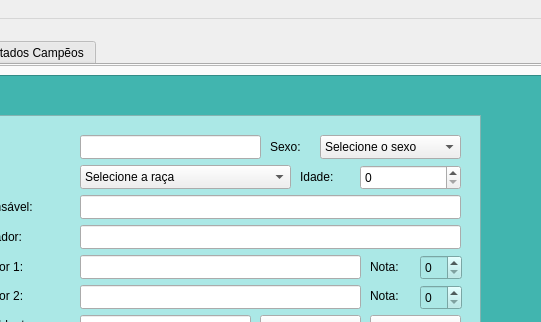
First picture: the form in mainwindow.ui, repository ildja/Projeto-QT-AdestraCAO, before the edit; both pictures show x 98 to 639 and y 0 to 322 of the 1307 by 754 pixel window.
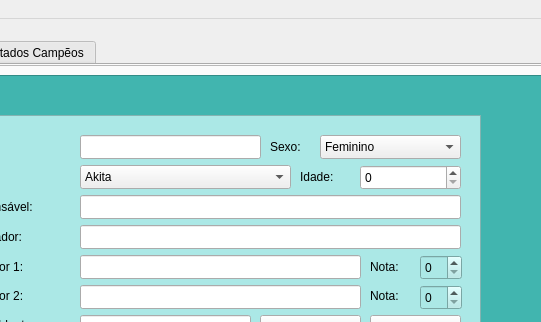
Second picture: the form after the edit. Icons and pictures are not drawn.

The edit to the form file:
```diff
--- a/mainwindow.ui
+++ b/mainwindow.ui
@@ -368,11 +368,6 @@
          <verstretch>0</verstretch>
         </sizepolicy>
        </property>
-       <item>
-        <property name="text">
-         <string>Selecione o sexo</string>
-        </property>
-       </item>
        <item>
         <property name="text">
          <string>Feminino</string>
@@ -413,11 +408,6 @@
        <property name="maxVisibleItems">
         <number>52</number>
        </property>
-       <item>
-        <property name="text">
-         <string>Selecione a raça</string>
-        </property>
-       </item>
        <item>
         <property name="text">
          <string>Akita</string>
@@ -1163,9 +1153,9 @@
        <widget class="QLabel" name="logo_imagem">
         <property name="geometry">
          <rect>
-          <x>620</x>
+          <x>610</x>
           <y>20</y>
-          <width>601</width>
+          <width>611</width>
           <height>281</height>
          </rect>
         </property>
```
Left out of the diff: 257 changed lines with no effect on the pictures.
